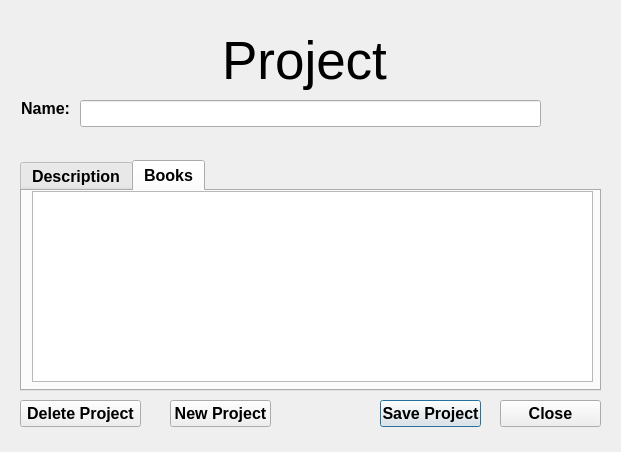
Above: Collection/Tools/collection/designer/ui_project.ui from JimFowler/books before the change. Below: the same form after it.
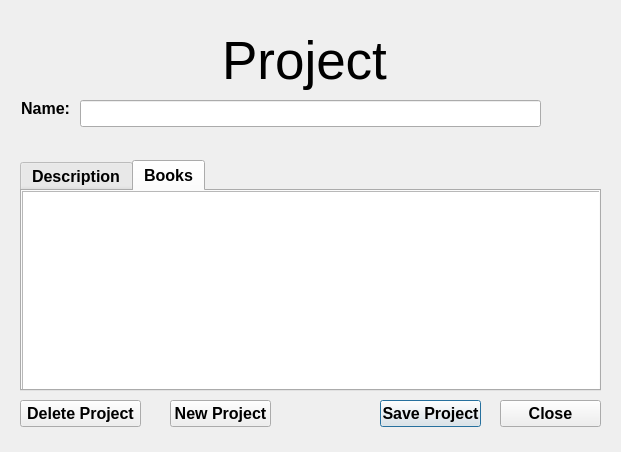
That is the form after the change. The open tabs and pages were chosen to show the change.

Commit message:
Create SQL statement for get book list for project id.
 Changes to be committed:
	modified:   Collection/ChangeLog
	modified:   Collection/Tools/collection/designer/ui_project.ui
	modified:   Collection/Tools/collection/project.py

```diff
--- a/Collection/Tools/collection/designer/ui_project.ui
+++ b/Collection/Tools/collection/designer/ui_project.ui
@@ -155,13 +155,13 @@
     <attribute name="title">
      <string>Books</string>
     </attribute>
-    <widget class="QListView" name="bookList">
+    <widget class="QListWidget" name="bookList">
      <property name="geometry">
       <rect>
-       <x>10</x>
+       <x>0</x>
        <y>0</y>
-       <width>561</width>
-       <height>191</height>
+       <width>581</width>
+       <height>201</height>
       </rect>
      </property>
     </widget>
```
Left out of the diff: 3 changed lines with no effect on the pictures. The commit also changes 2 other files.
